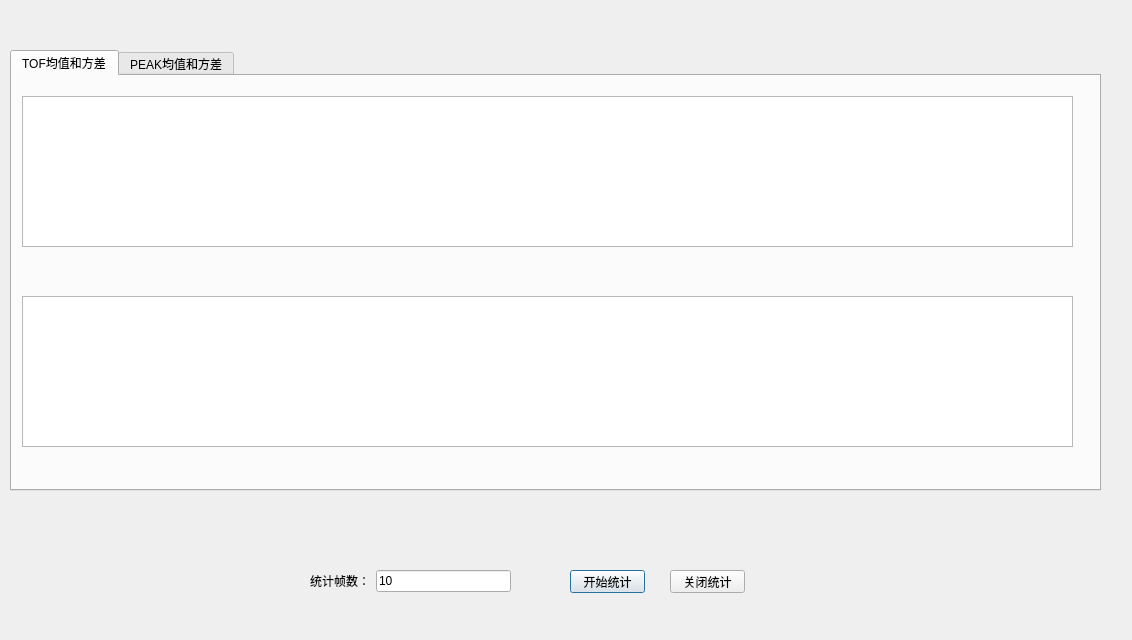
This is statisticsdialog.ui in heathen557/show3DPointCloud as Qt 5 draws it before an edit. The edited form follows.
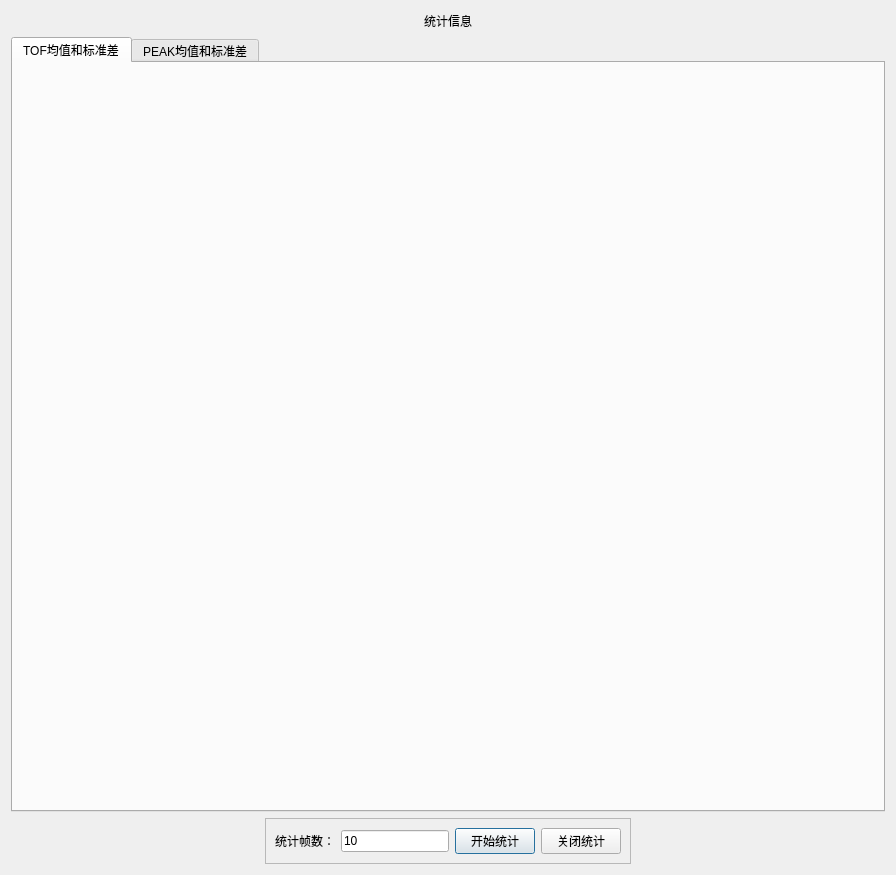
This is the edited form. The open tabs and pages were chosen to show the change. Icons and pictures are not drawn.

Commit message: 1、USB接收数据发了两遍槽函数，此版本做了修改； 2、三维显示均值和标准差功能实现完成

The edit to the form file:
```diff
--- a/statisticsdialog.ui
+++ b/statisticsdialog.ui
@@ -6,8 +6,8 @@
    <rect>
     <x>0</x>
     <y>0</y>
-    <width>1132</width>
-    <height>640</height>
+    <width>896</width>
+    <height>875</height>
    </rect>
   </property>
   <property name="windowTitle">
@@ -17,104 +17,139 @@
    <iconset>
     <normaloff>icon_1.png</normaloff>icon_1.png</iconset>
   </property>
+  <layout class="QGridLayout" name="gridLayout_4">
+   <item row="0" column="0">
+    <layout class="QHBoxLayout" name="horizontalLayout_2">
+     <item>
+      <spacer name="horizontalSpacer">
+       <property name="orientation">
+        <enum>Qt::Horizontal</enum>
+       </property>
+       <property name="sizeHint" stdset="0">
+        <size>
+         <width>258</width>
+         <height>20</height>
+        </size>
+       </property>
+      </spacer>
+     </item>
+     <item>
+      <widget class="QLabel" name="label_2">
+       <property name="styleSheet">
+        <string notr="true">font: 16pt &quot;黑体&quot;;</string>
+       </property>
+       <property name="text">
+        <string>统计信息</string>
+       </property>
+      </widget>
+     </item>
+     <item>
+      <spacer name="horizontalSpacer_2">
+       <property name="orientation">
+        <enum>Qt::Horizontal</enum>
+       </property>
+       <property name="sizeHint" stdset="0">
+        <size>
+         <width>258</width>
+         <height>20</height>
+        </size>
+       </property>
+      </spacer>
+     </item>
+    </layout>
+   </item>
+   <item row="1" column="0">
   <widget class="QTabWidget" name="tabWidget">
-   <property name="geometry">
-    <rect>
-     <x>10</x>
-     <y>50</y>
-     <width>1091</width>
-     <height>441</height>
-    </rect>
-   </property>
    <property name="currentIndex">
     <number>0</number>
    </property>
    <widget class="QWidget" name="tab">
     <attribute name="title">
-     <string>TOF均值和方差</string>
-    </attribute>
-    <widget class="QTextEdit" name="tofMean_textEdit">
-     <property name="geometry">
-      <rect>
-       <x>10</x>
-       <y>20</y>
-       <width>1051</width>
-       <height>151</height>
-      </rect>
-     </property>
-    </widget>
-    <widget class="QTextEdit" name="tofStd_textEdit">
-     <property name="geometry">
-      <rect>
-       <x>10</x>
-       <y>220</y>
-       <width>1051</width>
-       <height>151</height>
-      </rect>
-     </property>
-    </widget>
+       <string>TOF均值和标准差</string>
+      </attribute>
+      <layout class="QGridLayout" name="gridLayout_2">
+       <item row="0" column="0">
+        <widget class="QWidget" name="tofMean_widget" native="true">
+         <property name="maximumSize">
+          <size>
+           <width>16777215</width>
+           <height>16777215</height>
+          </size>
+         </property>
+         <property name="styleSheet">
+          <string notr="true"/>
+         </property>
+        </widget>
+       </item>
+       <item row="1" column="0">
+        <widget class="QWidget" name="tofStd_widget" native="true">
+         <property name="minimumSize">
+          <size>
+           <width>0</width>
+           <height>340</height>
+          </size>
+         </property>
+         <property name="maximumSize">
+          <size>
+           <width>16777215</width>
+           <height>16777215</height>
+          </size>
+         </property>
+         <property name="styleSheet">
+          <string notr="true"/>
+         </property>
+        </widget>
+       </item>
+      </layout>
    </widget>
    <widget class="QWidget" name="tab_2">
     <attribute name="title">
-     <string>PEAK均值和方差</string>
-    </attribute>
-    <widget class="QTextEdit" name="peakStd_textEdit">
-     <property name="geometry">
-      <rect>
-       <x>10</x>
-       <y>220</y>
-       <width>1091</width>
-       <height>151</height>
-      </rect>
-     </property>
-    </widget>
-    <widget class="QTextEdit" name="peakMean_textEdit">
-     <property name="geometry">
-      <rect>
-       <x>10</x>
-       <y>20</y>
-       <width>1091</width>
-       <height>151</height>
-      </rect>
-     </property>
-    </widget>
-   </widget>
-  </widget>
-  <widget class="QPushButton" name="start_pushButton">
-   <property name="geometry">
-    <rect>
-     <x>570</x>
-     <y>570</y>
-     <width>75</width>
-     <height>23</height>
-    </rect>
-   </property>
-   <property name="text">
-    <string>开始统计</string>
-   </property>
-  </widget>
-  <widget class="QPushButton" name="start_pushButton_2">
-   <property name="geometry">
-    <rect>
-     <x>670</x>
-     <y>570</y>
-     <width>75</width>
-     <height>23</height>
-    </rect>
-   </property>
-   <property name="text">
-    <string>关闭统计</string>
-   </property>
-  </widget>
-  <widget class="QWidget" name="">
-   <property name="geometry">
-    <rect>
-     <x>310</x>
-     <y>570</y>
-     <width>201</width>
-     <height>22</height>
-    </rect>
-   </property>
+       <string>PEAK均值和标准差</string>
+      </attribute>
+      <layout class="QGridLayout" name="gridLayout_3">
+       <item row="0" column="0">
+        <widget class="QWidget" name="peakMean_widget" native="true">
+         <property name="styleSheet">
+          <string notr="true"/>
+         </property>
+        </widget>
+       </item>
+       <item row="1" column="0">
+        <widget class="QWidget" name="peakStd_widget" native="true">
+         <property name="styleSheet">
+          <string notr="true"/>
+         </property>
+        </widget>
+       </item>
+      </layout>
+     </widget>
+    </widget>
+   </item>
+   <item row="2" column="0">
+    <layout class="QHBoxLayout" name="horizontalLayout_3">
+     <item>
+      <spacer name="horizontalSpacer_3">
+       <property name="orientation">
+        <enum>Qt::Horizontal</enum>
+       </property>
+       <property name="sizeHint" stdset="0">
+        <size>
+         <width>148</width>
+         <height>20</height>
+        </size>
+       </property>
+      </spacer>
+     </item>
+     <item>
+      <widget class="QFrame" name="frame">
+       <property name="frameShape">
+        <enum>QFrame::StyledPanel</enum>
+       </property>
+       <property name="frameShadow">
+        <enum>QFrame::Raised</enum>
+       </property>
+       <layout class="QGridLayout" name="gridLayout">
+        <item row="0" column="0">
    <layout class="QHBoxLayout" name="horizontalLayout">
     <item>
      <widget class="QLabel" name="label">
@@ -131,7 +166,40 @@
      </widget>
     </item>
    </layout>
-  </widget>
+        </item>
+        <item row="0" column="1">
+         <widget class="QPushButton" name="start_pushButton">
+          <property name="text">
+           <string>开始统计</string>
+          </property>
+         </widget>
+        </item>
+        <item row="0" column="2">
+         <widget class="QPushButton" name="start_pushButton_2">
+          <property name="text">
+           <string>关闭统计</string>
+          </property>
+         </widget>
+        </item>
+       </layout>
+      </widget>
+     </item>
+     <item>
+      <spacer name="horizontalSpacer_4">
+       <property name="orientation">
+        <enum>Qt::Horizontal</enum>
+       </property>
+       <property name="sizeHint" stdset="0">
+        <size>
+         <width>198</width>
+         <height>20</height>
+        </size>
+       </property>
+      </spacer>
+     </item>
+    </layout>
+   </item>
+  </layout>
  </widget>
  <resources/>
  <connections/>
```
Left out of the diff: 2 changed lines with no effect on the pictures. Lines whose indentation alone changed are shown as unchanged. The commit also changes 16 other files.
